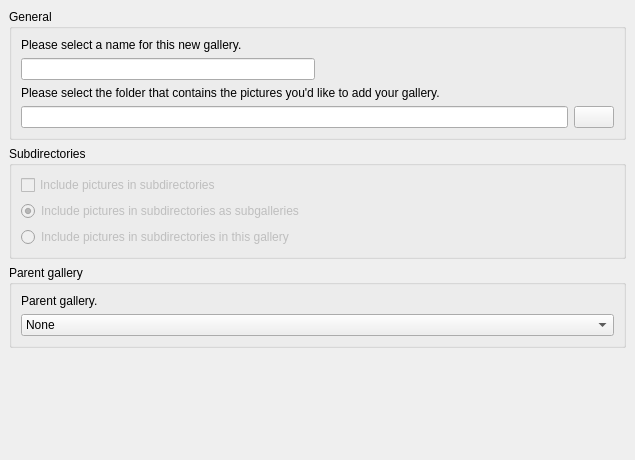
First picture: the form in trunk/src/widgets/wizard/selectionpage.ui, repository BackupTheBerlios/galerist-svn, before the edit.
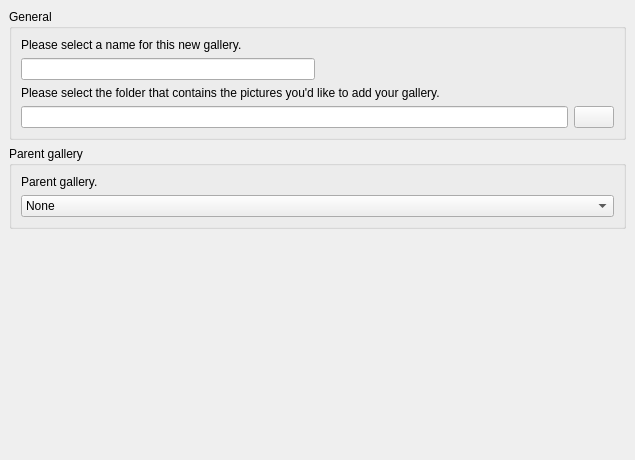
Second picture: the form after the edit. Icons and pictures are not drawn. Custom widgets are drawn as their Qt base class.

The edit to the form file:
```diff
--- a/trunk/src/widgets/wizard/selectionpage.ui
+++ b/trunk/src/widgets/wizard/selectionpage.ui
@@ -182,66 +182,6 @@
      </layout>
     </widget>
    </item>
-   <item row="1" column="0" >
-    <widget class="QGroupBox" name="groupBox_2" >
-     <property name="title" >
-      <string>Subdirectories</string>
-     </property>
-     <layout class="QGridLayout" >
-      <property name="leftMargin" >
-       <number>9</number>
-      </property>
-      <property name="topMargin" >
-       <number>9</number>
-      </property>
-      <property name="rightMargin" >
-       <number>9</number>
-      </property>
-      <property name="bottomMargin" >
-       <number>9</number>
-      </property>
-      <property name="horizontalSpacing" >
-       <number>6</number>
-      </property>
-      <property name="verticalSpacing" >
-       <number>6</number>
-      </property>
-      <item row="2" column="0" >
-       <widget class="QRadioButton" name="thisRadio" >
-        <property name="enabled" >
-         <bool>false</bool>
-        </property>
-        <property name="text" >
-         <string>Include pictures in subdirectories in this gallery</string>
-        </property>
-       </widget>
-      </item>
-      <item row="1" column="0" >
-       <widget class="QRadioButton" name="subRadio" >
-        <property name="enabled" >
-         <bool>false</bool>
-        </property>
-        <property name="text" >
-         <string>Include pictures in subdirectories as subgalleries</string>
-        </property>
-        <property name="checked" >
-         <bool>true</bool>
-        </property>
-       </widget>
-      </item>
-      <item row="0" column="0" >
-       <widget class="QCheckBox" name="recursiveBox" >
-        <property name="enabled" >
-         <bool>false</bool>
-        </property>
-        <property name="text" >
-         <string>Include pictures in subdirectories</string>
-        </property>
-       </widget>
-      </item>
-     </layout>
-    </widget>
-   </item>
    <item row="5" column="0" >
     <spacer>
      <property name="orientation" >
```
Left out of the diff: 35 changed lines with no effect on the pictures.
